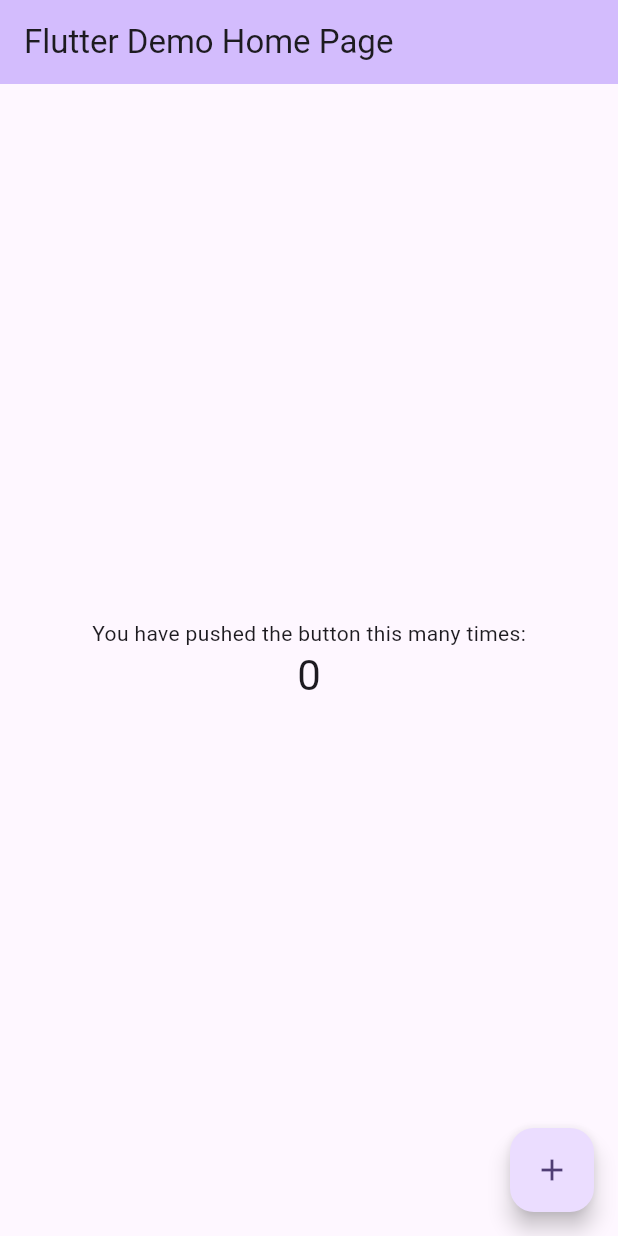
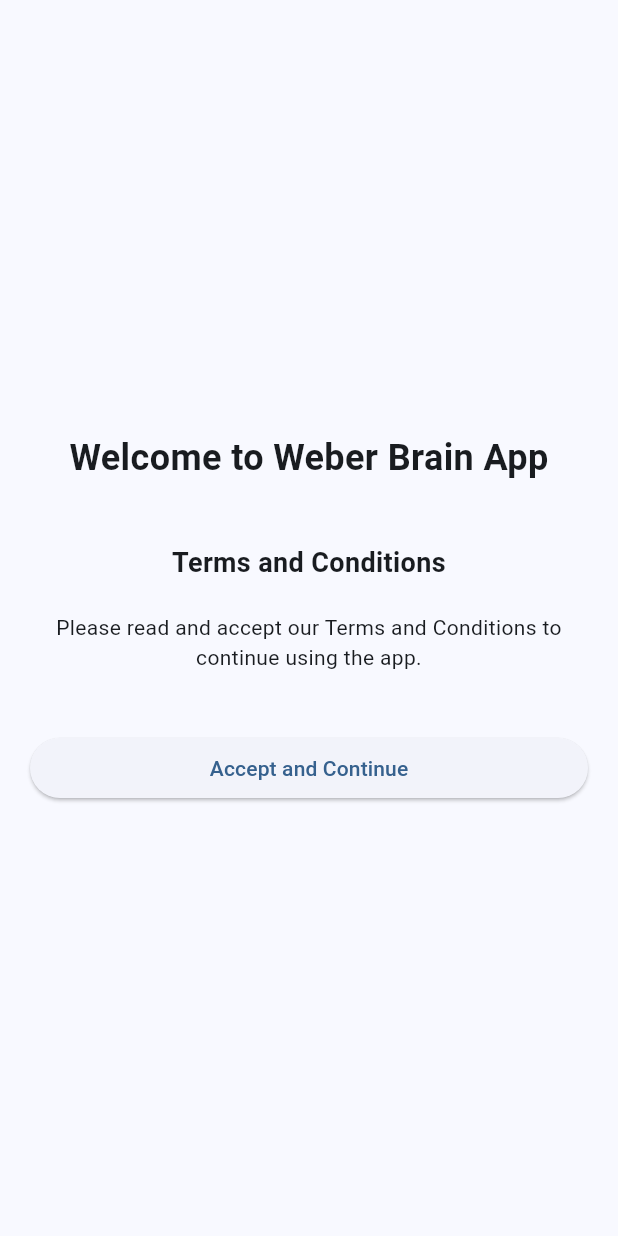
Before and after one commit to djiemedical/weberbrain_flutter_app, a Flutter app: the screen it shows after launch, on a phone screen of 412 x 824 dp. Run offline on Flutter 3.47's test engine with Material 3 defaults, Android fonts, the phone set to English and light mode, and no system bars; our stand-ins replace package_info_plus.

Commit message:
Add Splash and Onboarding screen

```diff
--- a/lib/main.dart
+++ b/lib/main.dart
@@ -1,125 +1,28 @@
 import 'package:flutter/material.dart';
+import 'screens/splash_screen.dart';
+import 'screens/onboarding_screen.dart';
 
 void main() {
-  runApp(const MyApp());
+  WidgetsFlutterBinding.ensureInitialized();
+  runApp(const WeberBrainApp());
 }
 
-class MyApp extends StatelessWidget {
-  const MyApp({super.key});
+class WeberBrainApp extends StatelessWidget {
+  const WeberBrainApp({Key? key}) : super(key: key);
 
-  // This widget is the root of your application.
   @override
   Widget build(BuildContext context) {
     return MaterialApp(
-      title: 'Flutter Demo',
+      title: 'Weber Brain App',
       theme: ThemeData(
-        // This is the theme of your application.
-        //
-        // TRY THIS: Try running your application with "flutter run". You'll see
-        // the application has a purple toolbar. Then, without quitting the app,
-        // try changing the seedColor in the colorScheme below to Colors.green
-        // and then invoke "hot reload" (save your changes or press the "hot
-        // reload" button in a Flutter-supported IDE, or press "r" if you used
-        // the command line to start the app).
-        //
-        // Notice that the counter didn't reset back to zero; the application
-        // state is not lost during the reload. To reset the state, use hot
-        // restart instead.
-        //
-        // This works for code too, not just values: Most code changes can be
-        // tested with just a hot reload.
-        colorScheme: ColorScheme.fromSeed(seedColor: Colors.deepPurple),
+        colorScheme: ColorScheme.fromSeed(seedColor: Colors.blue),
         useMaterial3: true,
       ),
-      home: const MyHomePage(title: 'Flutter Demo Home Page'),
+      initialRoute: '/',
+      routes: {
+        '/': (context) => const SplashScreen(),
+        '/onboarding': (context) => const OnboardingScreen(),
+      },
     );
   }
 }
-
-class MyHomePage extends StatefulWidget {
-  const MyHomePage({super.key, required this.title});
-
-  // This widget is the home page of your application. It is stateful, meaning
-  // that it has a State object (defined below) that contains fields that affect
-  // how it looks.
-
-  // This class is the configuration for the state. It holds the values (in this
-  // case the title) provided by the parent (in this case the App widget) and
-  // used by the build method of the State. Fields in a Widget subclass are
-  // always marked "final".
-
-  final String title;
-
-  @override
-  State<MyHomePage> createState() => _MyHomePageState();
-}
-
-class _MyHomePageState extends State<MyHomePage> {
-  int _counter = 0;
-
-  void _incrementCounter() {
-    setState(() {
-      // This call to setState tells the Flutter framework that something has
-      // changed in this State, which causes it to rerun the build method below
-      // so that the display can reflect the updated values. If we changed
-      // _counter without calling setState(), then the build method would not be
-      // called again, and so nothing would appear to happen.
-      _counter++;
-    });
-  }
-
-  @override
-  Widget build(BuildContext context) {
-    // This method is rerun every time setState is called, for instance as done
-    // by the _incrementCounter method above.
-    //
-    // The Flutter framework has been optimized to make rerunning build methods
-    // fast, so that you can just rebuild anything that needs updating rather
-    // than having to individually change instances of widgets.
-    return Scaffold(
-      appBar: AppBar(
-        // TRY THIS: Try changing the color here to a specific color (to
-        // Colors.amber, perhaps?) and trigger a hot reload to see the AppBar
-        // change color while the other colors stay the same.
-        backgroundColor: Theme.of(context).colorScheme.inversePrimary,
-        // Here we take the value from the MyHomePage object that was created by
-        // the App.build method, and use it to set our appbar title.
-        title: Text(widget.title),
-      ),
-      body: Center(
-        // Center is a layout widget. It takes a single child and positions it
-        // in the middle of the parent.
-        child: Column(
-          // Column is also a layout widget. It takes a list of children and
-          // arranges them vertically. By default, it sizes itself to fit its
-          // children horizontally, and tries to be as tall as its parent.
-          //
-          // Column has various properties to control how it sizes itself and
-          // how it positions its children. Here we use mainAxisAlignment to
-          // center the children vertically; the main axis here is the vertical
-          // axis because Columns are vertical (the cross axis would be
-          // horizontal).
-          //
-          // TRY THIS: Invoke "debug painting" (choose the "Toggle Debug Paint"
-          // action in the IDE, or press "p" in the console), to see the
-          // wireframe for each widget.
-          mainAxisAlignment: MainAxisAlignment.center,
-          children: <Widget>[
-            const Text(
-              'You have pushed the button this many times:',
-            ),
-            Text(
-              '$_counter',
-              style: Theme.of(context).textTheme.headlineMedium,
-            ),
-          ],
-        ),
-      ),
-      floatingActionButton: FloatingActionButton(
-        onPressed: _incrementCounter,
-        tooltip: 'Increment',
-        child: const Icon(Icons.add),
-      ), // This trailing comma makes auto-formatting nicer for build methods.
-    );
-  }
-}
--- /dev/null
+++ b/lib/screens/onboarding_screen.dart
@@ -0,0 +1,45 @@
+import 'package:flutter/material.dart';
+
+class OnboardingScreen extends StatelessWidget {
+  const OnboardingScreen({Key? key}) : super(key: key);
+
+  @override
+  Widget build(BuildContext context) {
+    return Scaffold(
+      body: SafeArea(
+        child: Padding(
+          padding: const EdgeInsets.all(20.0),
+          child: Column(
+            mainAxisAlignment: MainAxisAlignment.center,
+            crossAxisAlignment: CrossAxisAlignment.stretch,
+            children: [
+              const Text(
+                'Welcome to Weber Brain App',
+                style: TextStyle(fontSize: 24, fontWeight: FontWeight.bold),
+                textAlign: TextAlign.center,
+              ),
+              const SizedBox(height: 40),
+              const Text(
+                'Terms and Conditions',
+                style: TextStyle(fontSize: 18, fontWeight: FontWeight.bold),
+                textAlign: TextAlign.center,
+              ),
+              const SizedBox(height: 20),
+              const Text(
+                'Please read and accept our Terms and Conditions to continue using the app.',
+                textAlign: TextAlign.center,
+              ),
+              const SizedBox(height: 40),
+              ElevatedButton(
+                child: const Text('Accept and Continue'),
+                onPressed: () {
+                  print('Terms accepted, moving to next screen');
+                },
+              ),
+            ],
+          ),
+        ),
+      ),
+    );
+  }
+}
```
Also changed, not shown: lib/screens/splash_screen.dart (added, +70 -0 lines), pubspec.yaml (+9 -1 lines), assets/logo.png (added), pubspec.lock, 9 other files.
